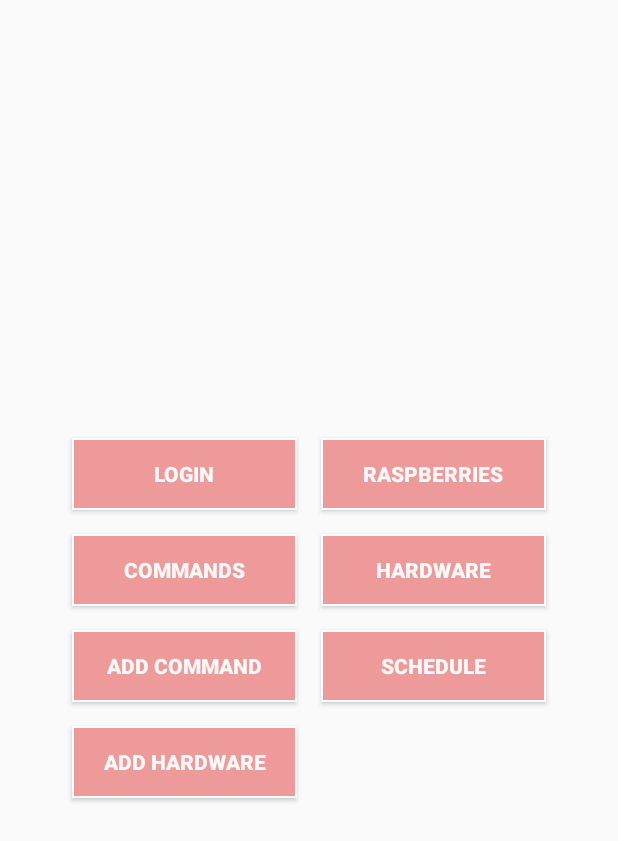
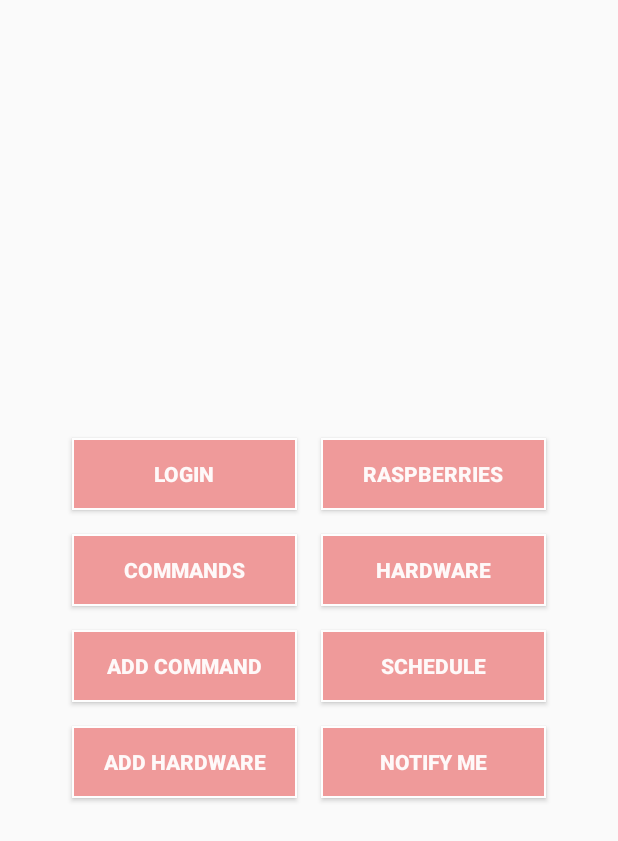
Before and after one commit to reem-codes/gp_android, an Android app: the MainActivity screen opened directly, with no data from a screen before it, on a phone screen of 412 x 824 dp. Shown: the top 841 px of the screen. Run offline under Robolectric (Android 15) with nearby library versions, the light colour scheme and no system bars; 2 statements that could not run were skipped.

Commit message:
notification

```diff
--- a/app/build.gradle
+++ b/app/build.gradle
@@ -30,6 +30,7 @@ dependencies {
     implementation 'com.github.smarteist:autoimageslider:1.3.4'
     implementation 'com.github.smarteist:autoimageslider:1.3.2-appcompat'
     implementation 'com.google.android.material:material:1.0.0-rc01'
+    implementation "com.android.support:support-compat:28.0.0"
     implementation 'com.github.bumptech.glide:glide:4.11.0'
     annotationProcessor 'com.github.bumptech.glide:compiler:4.11.0'
     implementation "androidx.cardview:cardview:1.0.0"
--- a/app/src/main/java/com/reem_codes/gp_android/activity/MainActivity.java
+++ b/app/src/main/java/com/reem_codes/gp_android/activity/MainActivity.java
@@ -1,21 +1,50 @@
 package com.reem_codes.gp_android.activity;
 
 import androidx.appcompat.app.AppCompatActivity;
+import androidx.core.app.NotificationCompat.Style;
+import androidx.core.app.NotificationCompat;
+import androidx.core.app.NotificationManagerCompat;
 
+import android.app.Notification;
+import android.app.NotificationChannel;
+import android.app.NotificationManager;
+import android.app.PendingIntent;
+import android.content.Context;
 import android.content.Intent;
+import android.os.Build;
 import android.os.Bundle;
+import android.os.Message;
 import android.view.View;
+import android.widget.ArrayAdapter;
 import android.widget.Button;
+import android.widget.Toast;
 
+import com.google.gson.Gson;
+import com.google.gson.reflect.TypeToken;
 import com.reem_codes.gp_android.R;
+import com.reem_codes.gp_android.adapter.RaspberryAdapter;
+import com.reem_codes.gp_android.model.Raspberry;
 import com.reem_codes.gp_android.model.Schedule;
+import com.reem_codes.gp_android.model._Response;
 
-public class MainActivity extends AppCompatActivity {
+import java.io.IOException;
+import java.util.ArrayList;
 
+import okhttp3.Call;
+import okhttp3.Callback;
+import okhttp3.Request;
+import okhttp3.Response;
+
+public class MainActivity extends BaseActivity {
+    public static String CHANNEL_ID = "TESTING";
+    ArrayList<_Response> responses;
     @Override
     protected void onCreate(Bundle savedInstanceState) {
         super.onCreate(savedInstanceState);
         setContentView(R.layout.activity_main);
+        checkUser(this);
+
+        createNotificationChannel();
         Button login = (Button) findViewById(R.id.login);
         Button raspberry = (Button) findViewById(R.id.raspberry);
         Button command = (Button) findViewById(R.id.command);
@@ -23,7 +52,15 @@ public class MainActivity extends AppCompatActivity {
         Button addCommand = (Button) findViewById(R.id.add_command);
         Button schedule = (Button) findViewById(R.id.schedule);
         Button addHardware = (Button) findViewById(R.id.add_hardware);
+        Button notification = (Button) findViewById(R.id.notify);
 
+        try{
+            getResponseApi();
+        }
+        catch (Exception e){
+            System.out.println("GPDEBUG "+ e.getMessage());
+            Toast.makeText(this, "failed first catch", Toast.LENGTH_SHORT).show();
+        }
         login.setOnClickListener(new View.OnClickListener() {
             @Override
             public void onClick(View view) {
@@ -74,5 +111,93 @@ public class MainActivity extends AppCompatActivity {
                 startActivity(intent);
             }
         });
+        notification.setOnClickListener(new View.OnClickListener() {
+            @Override
+            public void onClick(View view) {
+            }
+        });
+    }
+    private void addNotification(_Response response) {
+        System.out.println("GPDEBUG I am notifying");
+        String message = response.getMessage() + "\n" + response.getExecutionTime();
+        NotificationCompat.Builder builder = new NotificationCompat.Builder(this, CHANNEL_ID);
+        builder.setSmallIcon(R.drawable.other);
+        builder.setContentTitle(response.getIsDone() ? "Command executed successfully" : "an error occured");
+        builder.setContentText(message);
+        builder.setPriority(NotificationCompat.PRIORITY_DEFAULT);
+        builder.setStyle(new NotificationCompat.BigTextStyle());
+    //        Intent notificationIntent = new Intent(this, MainActivity.class);
+//        PendingIntent contentIntent = PendingIntent.getActivity(this, 0, notificationIntent,
+//                PendingIntent.FLAG_UPDATE_CURRENT);
+//        builder.setContentIntent(contentIntent);
+        NotificationManager manager = (NotificationManager) getSystemService(Context.NOTIFICATION_SERVICE);
+        manager.notify(response.getId(), builder.build());
+        NotificationManagerCompat notificationManager = NotificationManagerCompat.from(this);
+
+        // notificationId is a unique int for each notification that you must define
+        notificationManager.notify(response.getId(), builder.build());
+
+        createNotificationChannel();
+
+    }
+    private void createNotificationChannel() {
+        // Create the NotificationChannel, but only on API 26+ because
+        // the NotificationChannel class is new and not in the support library
+        if (Build.VERSION.SDK_INT >= Build.VERSION_CODES.O) {
+            CharSequence name = CHANNEL_ID;
+            String description = "I am desc";
+            int importance = NotificationManager.IMPORTANCE_DEFAULT;
+            NotificationChannel channel = new NotificationChannel(CHANNEL_ID, name, importance);
+            channel.setDescription(description);
+            // Register the channel with the system; you can't change the importance
+            // or other notification behaviors after this
+            NotificationManager notificationManager = getSystemService(NotificationManager.class);
+            notificationManager.createNotificationChannel(channel);
+
+        }
+    }
+
+    public void getResponseApi() throws IOException {
+        url = getString(R.string.api_url) + "/response";
+
+        Request request = new Request.Builder()
+                .url(url)
+                .get()
+                .addHeader("Authorization", "Bearer " + currentLoggedUser.getAccess_token())
+                .build();
+
+        client.newCall(request).enqueue(new Callback() {
+
+            @Override
+            public void onFailure(Call call, IOException e) {
+                Toast.makeText(getApplicationContext(), "failed", Toast.LENGTH_SHORT).show();
+
+            }
+
+            @Override
+            public void onResponse(Call call, Response response) throws IOException {
+                String result = response.body().string();
+                System.out.println("GPDEBUG results are " + result);
+
+
+                Gson gson = new Gson();
+                TypeToken<ArrayList<_Response>> typeToken = new TypeToken<ArrayList<_Response>>(){};
+                responses = gson.fromJson(result, typeToken.getType());
+                runOnUiThread(new Runnable() {
+                    @Override
+                    public void run() {
+                        for(_Response res : responses) {
+                            addNotification(res);
+                        }
+                    }
+                });
+            }
+        });
+    }
+
+
+    @Override
+    public void loadActivity() {
+
     }
 }
--- a/app/src/main/res/layout/activity_main.xml
+++ b/app/src/main/res/layout/activity_main.xml
@@ -1,63 +1,59 @@
 <?xml version="1.0" encoding="utf-8"?>
-<RelativeLayout xmlns:android="http://schemas.android.com/apk/res/android"
+<GridLayout xmlns:android="http://schemas.android.com/apk/res/android"
     xmlns:app="http://schemas.android.com/apk/res-auto"
     xmlns:tools="http://schemas.android.com/tools"
     android:layout_gravity="center"
     android:layout_width="wrap_content"
     android:layout_height="wrap_content"
+    android:columnCount="2"
     tools:context=".activity.MainActivity">
 
     <Button
         style="@style/button"
         android:id="@+id/login"
         android:text="Login"
-        android:layout_alignParentLeft="true"
         android:layout_width="150dp"
         android:layout_height="wrap_content" />
     <Button
         style="@style/button"
-        android:layout_toRightOf="@id/login"
         android:id="@+id/raspberry"
         android:text="Raspberries"
         android:layout_width="150dp"
         android:layout_height="wrap_content" />
     <Button
-        android:layout_below="@id/login"
         style="@style/button"
         android:id="@+id/command"
         android:text="Commands"
         android:layout_width="150dp"
         android:layout_height="wrap_content" />
     <Button
-        android:layout_below="@id/raspberry"
-        android:layout_toRightOf="@+id/command"
         style="@style/button"
         android:id="@+id/hardware"
         android:text="Hardware"
         android:layout_width="150dp"
         android:layout_height="wrap_content" />
     <Button
-        android:layout_below="@id/command"
-        android:layout_alignParentLeft="true"
         style="@style/button"
         android:id="@+id/add_command"
         android:text="Add Command"
         android:layout_width="150dp"
         android:layout_height="wrap_content" />
     <Button
-        android:layout_below="@id/hardware"
-        android:layout_toRightOf="@id/add_command"
         style="@style/button"
         android:id="@+id/schedule"
         android:text="schedule"
         android:layout_width="150dp"
         android:layout_height="wrap_content" />
     <Button
-        android:layout_below="@id/add_command"
-        android:layout_alignParentLeft="true"
         style="@style/button"
         android:id="@+id/add_hardware"
         android:text="Add Hardware"
         android:layout_width="150dp"
         android:layout_height="wrap_content" />
-</RelativeLayout>
+    <Button
+        style="@style/button"
+        android:id="@+id/notify"
+        android:text="Notify Me"
+        android:layout_width="150dp"
+        android:layout_height="wrap_content" />
+</GridLayout>
```
Also changed, not shown: app/src/main/AndroidManifest.xml (+5 -4 lines), app/src/main/java/com/reem_codes/gp_android/model/_Response.java (renamed from app/src/main/java/com/reem_codes/gp_android/model/Response.java, +12 -21 lines).
